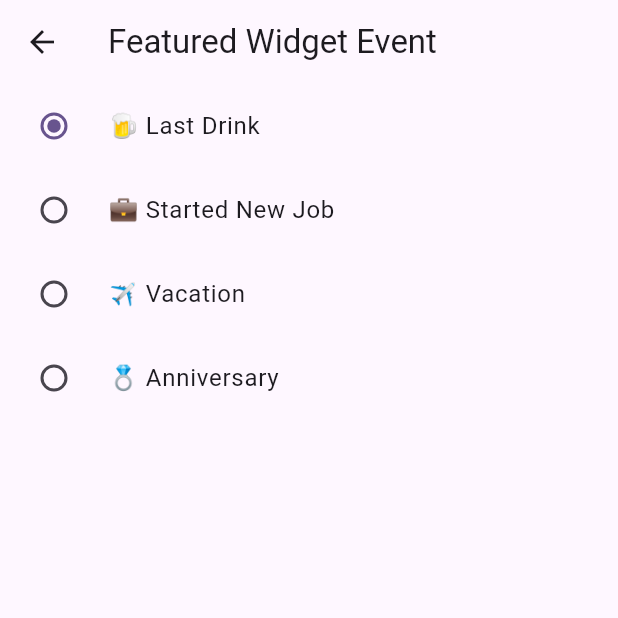
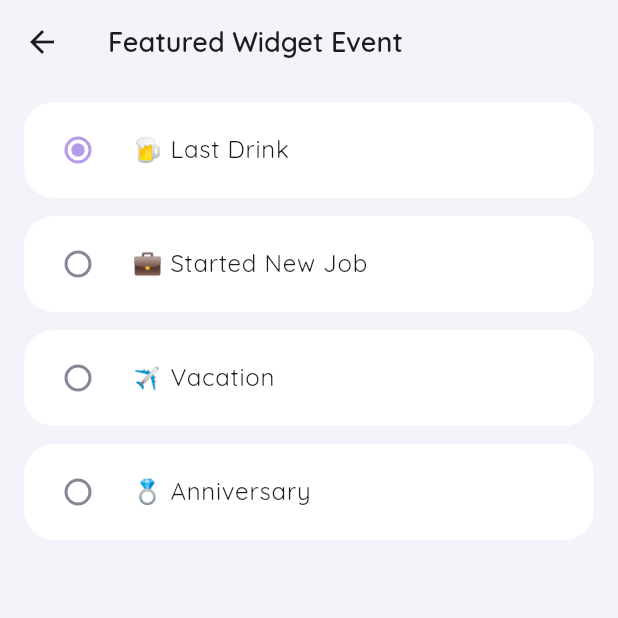
Before and after one commit to SeaOfLee/days_counter, a Flutter app: the screen it shows after launch, after a tap on the "now widgets" icon, on a phone screen of 412 x 824 dp, the top half of it. Run offline on Flutter 3.47's test engine with Material 3 defaults, Android fonts, the phone set to English and light mode, and no system bars; our stand-ins replace flutter_riverpod, google_fonts.

Commit message:
Design pass: lavender palette, Quicksand typography, mascot widget
Restyles the app and WidgetKit widget to match docs/dayward-widget-mockups.png
— new lib/theme/ design tokens replace the placeholder deepPurple seed,
EventCard becomes a pill row with cycling pastel tints, and the widget
gets matching colors, a divider + date line, and the mascot artwork.
The mascot is widget-only by design, not used anywhere in the Flutter app.

Confirmed via flutter test (35/35), flutter analyze, simulator light/dark
screenshots, and a build run on a physical iPhone.

Co-Authored-By: Claude Sonnet 5 <noreply@anthropic.com>

```diff
--- a/lib/app.dart
+++ b/lib/app.dart
@@ -1,6 +1,7 @@
 import 'package:flutter/material.dart';
 
 import 'screens/event_list_screen.dart';
+import 'theme/app_theme.dart';
 
 class App extends StatelessWidget {
   const App({super.key});
@@ -10,15 +11,8 @@ class App extends StatelessWidget {
     return MaterialApp(
       title: 'Dayward',
       debugShowCheckedModeBanner: false,
-      theme: ThemeData(
-        colorScheme: ColorScheme.fromSeed(seedColor: Colors.deepPurple),
-      ),
-      darkTheme: ThemeData(
-        colorScheme: ColorScheme.fromSeed(
-          seedColor: Colors.deepPurple,
-          brightness: Brightness.dark,
-        ),
-      ),
+      theme: AppTheme.light(),
+      darkTheme: AppTheme.dark(),
       themeMode: ThemeMode.system,
       home: const EventListScreen(),
     );
--- a/lib/screens/event_list_screen.dart
+++ b/lib/screens/event_list_screen.dart
@@ -3,6 +3,7 @@ import 'package:flutter_riverpod/flutter_riverpod.dart';
 
 import '../models/date_event.dart';
 import '../providers/events_provider.dart';
+import '../theme/app_colors.dart';
 import '../widgets/event_card.dart';
 import 'event_edit_screen.dart';
 import 'featured_event_screen.dart';
@@ -58,12 +59,15 @@ class EventListScreen extends ConsumerWidget {
         data: (events) => events.isEmpty
             ? const _EmptyState()
             : ListView.builder(
-                padding: const EdgeInsets.all(16),
+                padding: const EdgeInsets.symmetric(
+                  horizontal: 16,
+                  vertical: 12,
+                ),
                 itemCount: events.length,
                 itemBuilder: (context, index) {
                   final event = events[index];
                   return Padding(
-                    padding: const EdgeInsets.only(bottom: 16),
+                    padding: const EdgeInsets.only(bottom: 12),
                     child: EventCard(
                       event: event,
                       onTap: () => _editEvent(context, ref, event),
@@ -88,16 +92,26 @@ class _EmptyState extends StatelessWidget {
   @override
   Widget build(BuildContext context) {
     final colorScheme = Theme.of(context).colorScheme;
+    final isDark = Theme.of(context).brightness == Brightness.dark;
     return Center(
       child: Padding(
         padding: const EdgeInsets.all(32),
         child: Column(
           mainAxisSize: MainAxisSize.min,
           children: [
-            Icon(
-              Icons.calendar_today_outlined,
-              size: 48,
-              color: colorScheme.onSurfaceVariant,
+            Container(
+              width: 64,
+              height: 64,
+              decoration: BoxDecoration(
+                color: isDark ? AppColors.surfaceDark : AppColors.cardLavender,
+                shape: BoxShape.circle,
+              ),
+              alignment: Alignment.center,
+              child: Icon(
+                Icons.calendar_today_outlined,
+                size: 28,
+                color: AppColors.accent,
+              ),
             ),
             const SizedBox(height: 16),
             Text(
--- a/lib/screens/featured_event_screen.dart
+++ b/lib/screens/featured_event_screen.dart
@@ -32,9 +32,15 @@ class FeaturedEventScreen extends ConsumerWidget {
               }
             },
             child: ListView(
+              padding: const EdgeInsets.symmetric(horizontal: 16, vertical: 12),
               children: [
-                for (final event in events)
-                  RadioListTile<String>(value: event.id, title: Text(_eventLabel(event))),
+                for (final event in events) ...[
+                  RadioListTile<String>(
+                    value: event.id,
+                    title: Text(_eventLabel(event)),
+                  ),
+                  const SizedBox(height: 12),
+                ],
               ],
             ),
           );
--- /dev/null
+++ b/lib/theme/app_colors.dart
@@ -0,0 +1,37 @@
+import 'package:flutter/material.dart';
+
+/// Design tokens for the lavender/mascot visual identity
+/// (see docs/dayward-widget-mockups.png).
+class AppColors {
+  AppColors._();
+
+  // Light theme
+  static const background = Color(0xFFF5F2FA);
+  static const textPrimary = Color(0xFF1C1A22);
+  static const textMuted = Color(0xFF8B8696);
+  static const divider = Color(0xFFE4DFEE);
+
+  // Card tint palette, cycled per event (see EventCard).
+  static const cardCream = Color(0xFFFBFAF6);
+  static const cardLavender = Color(0xFFE3D9F3);
+  static const cardPeach = Color(0xFFFBE9D6);
+  static const cardPaleLavender = Color(0xFFF1EDFA);
+
+  static const cardTints = [
+    cardCream,
+    cardLavender,
+    cardPeach,
+    cardPaleLavender,
+  ];
+
+  // Derived accent for interactive elements (FAB, selected segment) —
+  // not present in the mockup, which shows no buttons.
+  static const accent = Color(0xFFB49CE8);
+
+  // Dark theme
+  static const backgroundDark = Color(0xFF161320);
+  static const surfaceDark = Color(0xFF1F1B2E);
+  static const textPrimaryDark = Color(0xFFF1EDFA);
+  static const textMutedDark = Color(0xFF8D86A3);
+  static const moonBadgeDark = Color(0xFF2C2740);
+}
--- /dev/null
+++ b/lib/theme/app_theme.dart
@@ -0,0 +1,170 @@
+import 'package:flutter/material.dart';
+import 'package:google_fonts/google_fonts.dart';
+
+import 'app_colors.dart';
+
+/// Builds the light/dark [ThemeData] for the app's lavender/mascot
+/// visual identity (see docs/dayward-widget-mockups.png).
+class AppTheme {
+  AppTheme._();
+
+  static const _cardRadius = 20.0;
+
+  static ThemeData light() {
+    final colorScheme = ColorScheme.fromSeed(
+      seedColor: AppColors.accent,
+    ).copyWith(
+      primary: AppColors.accent,
+      secondary: AppColors.cardLavender,
+      surface: Colors.white,
+      onSurface: AppColors.textPrimary,
+      onSurfaceVariant: AppColors.textMuted,
+    );
+
+    return _themeFrom(
+      colorScheme: colorScheme,
+      scaffoldBackground: AppColors.background,
+      cardColor: Colors.white,
+      foreground: AppColors.textPrimary,
+      muted: AppColors.textMuted,
+      inputFill: AppColors.cardPaleLavender,
+    );
+  }
+
+  static ThemeData dark() {
+    final colorScheme = ColorScheme.fromSeed(
+      seedColor: AppColors.accent,
+      brightness: Brightness.dark,
+    ).copyWith(
+      primary: AppColors.accent,
+      secondary: AppColors.surfaceDark,
+      surface: AppColors.surfaceDark,
+      onSurface: AppColors.textPrimaryDark,
+      onSurfaceVariant: AppColors.textMutedDark,
+    );
+
+    return _themeFrom(
+      colorScheme: colorScheme,
+      scaffoldBackground: AppColors.backgroundDark,
+      cardColor: AppColors.surfaceDark,
+      foreground: AppColors.textPrimaryDark,
+      muted: AppColors.textMutedDark,
+      inputFill: AppColors.moonBadgeDark,
+    );
+  }
+
+  static ThemeData _themeFrom({
+    required ColorScheme colorScheme,
+    required Color scaffoldBackground,
+    required Color cardColor,
+    required Color foreground,
+    required Color muted,
+    required Color inputFill,
+  }) {
+    final segmentedShape = RoundedRectangleBorder(
+      borderRadius: BorderRadius.circular(12),
+    );
+
+    final textTheme = GoogleFonts.quicksandTextTheme().copyWith(
+      displayMedium: GoogleFonts.quicksand(
+        fontSize: 32,
+        fontWeight: FontWeight.w700,
+        color: foreground,
+      ),
+      titleLarge: GoogleFonts.quicksand(
+        fontSize: 18,
+        fontWeight: FontWeight.w600,
+        color: foreground,
+      ),
+      titleMedium: GoogleFonts.quicksand(
+        fontSize: 15,
+        fontWeight: FontWeight.w500,
+        color: muted,
+      ),
+      bodyMedium: GoogleFonts.quicksand(
+        fontSize: 13,
+        fontWeight: FontWeight.w500,
+        color: muted,
+      ),
+    );
+
+    return ThemeData(
+      colorScheme: colorScheme,
+      scaffoldBackgroundColor: scaffoldBackground,
+      textTheme: textTheme,
+      cardTheme: CardThemeData(
+        color: cardColor,
+        elevation: 0,
+        shadowColor: Colors.transparent,
+        margin: EdgeInsets.zero,
+        shape: RoundedRectangleBorder(
+          borderRadius: BorderRadius.circular(_cardRadius),
+        ),
+      ),
+      appBarTheme: AppBarTheme(
+        backgroundColor: Colors.transparent,
+        foregroundColor: foreground,
+        elevation: 0,
+        scrolledUnderElevation: 0,
+        centerTitle: false,
+        titleTextStyle: textTheme.titleLarge,
+      ),
+      floatingActionButtonTheme: FloatingActionButtonThemeData(
+        backgroundColor: AppColors.accent,
+        foregroundColor: Colors.white,
+        shape: RoundedRectangleBorder(
+          borderRadius: BorderRadius.circular(20),
+        ),
+      ),
+      inputDecorationTheme: InputDecorationTheme(
+        filled: true,
+        fillColor: inputFill,
+        labelStyle: TextStyle(color: muted),
+        floatingLabelStyle: TextStyle(color: muted),
+        contentPadding: const EdgeInsets.symmetric(
+          horizontal: 16,
+          vertical: 16,
+        ),
+        border: OutlineInputBorder(
+          borderRadius: BorderRadius.circular(16),
+          borderSide: BorderSide.none,
+        ),
+        enabledBorder: OutlineInputBorder(
+          borderRadius: BorderRadius.circular(16),
+          borderSide: BorderSide.none,
+        ),
+        focusedBorder: OutlineInputBorder(
+          borderRadius: BorderRadius.circular(16),
+          borderSide: BorderSide(color: AppColors.accent, width: 2),
+        ),
+      ),
+      segmentedButtonTheme: SegmentedButtonThemeData(
+        style: ButtonStyle(
+          shape: WidgetStatePropertyAll(segmentedShape),
+          backgroundColor: WidgetStateProperty.resolveWith((states) {
+            return states.contains(WidgetState.selected)
+                ? AppColors.accent
+                : cardColor;
+          }),
+          foregroundColor: WidgetStateProperty.resolveWith((states) {
+            return states.contains(WidgetState.selected)
+                ? Colors.white
+                : muted;
+          }),
+        ),
+      ),
+      listTileTheme: ListTileThemeData(
+        iconColor: muted,
+        textColor: foreground,
+        tileColor: cardColor,
+        shape: RoundedRectangleBorder(
+          borderRadius: BorderRadius.circular(_cardRadius),
+        ),
+        contentPadding: const EdgeInsets.symmetric(
+          horizontal: 16,
+          vertical: 4,
+        ),
+      ),
+    );
+  }
+}
--- a/lib/widgets/event_card.dart
+++ b/lib/widgets/event_card.dart
@@ -1,6 +1,7 @@
 import 'package:flutter/material.dart';
 
 import '../models/date_event.dart';
+import '../theme/app_colors.dart';
 import '../utils/date_calculations.dart';
 
 class EventCard extends StatelessWidget {
@@ -9,38 +10,77 @@ class EventCard extends StatelessWidget {
   final DateEvent event;
   final VoidCallback? onTap;
 
+  Color _cardColor(BuildContext context) {
+    if (Theme.of(context).brightness == Brightness.dark) {
+      return AppColors.surfaceDark;
+    }
+    final tints = AppColors.cardTints;
+    return tints[event.id.hashCode.abs() % tints.length];
+  }
+
+  Color _badgeColor(BuildContext context) {
+    return Theme.of(context).brightness == Brightness.dark
+        ? AppColors.moonBadgeDark
+        : Colors.white;
+  }
+
   @override
   Widget build(BuildContext context) {
+    final textTheme = Theme.of(context).textTheme;
     final days = event.direction == CountDirection.since
         ? daysSince(event.date)
         : daysUntil(event.date);
-    final directionLabel = event.direction == CountDirection.since
-        ? 'Since ${formatDate(event.date)}'
-        : 'Until ${formatDate(event.date)}';
-    final title = event.emoji == null
-        ? event.title
-        : '${event.emoji} ${event.title}';
+    final unitLabel = days == 1 ? 'day' : 'days';
 
     return Card(
+      color: _cardColor(context),
       clipBehavior: Clip.antiAlias,
       child: InkWell(
         onTap: onTap,
         child: Padding(
-          padding: const EdgeInsets.all(24),
-          child: Column(
-            mainAxisSize: MainAxisSize.min,
+          padding: const EdgeInsets.symmetric(horizontal: 16, vertical: 14),
+          child: Row(
+            crossAxisAlignment: CrossAxisAlignment.center,
             children: [
-              Text(title, style: Theme.of(context).textTheme.titleLarge),
-              const SizedBox(height: 16),
-              Text(
-                formatDayCount(days),
-                style: Theme.of(context).textTheme.displayMedium,
+              Container(
+                width: 44,
+                height: 44,
+                decoration: BoxDecoration(
+                  color: _badgeColor(context),
+                  shape: BoxShape.circle,
+                ),
+                alignment: Alignment.center,
+                child: event.emoji == null
+                    ? Icon(
+                        Icons.calendar_today_outlined,
+                        size: 20,
+                        color: textTheme.bodyMedium?.color,
+                      )
+                    : Text(event.emoji!, style: const TextStyle(fontSize: 20)),
               ),
-              Text('days', style: Theme.of(context).textTheme.titleMedium),
-              const SizedBox(height: 8),
-              Text(
-                directionLabel,
-                style: Theme.of(context).textTheme.bodyMedium,
+              const SizedBox(width: 12),
+              Expanded(
+                child: Column(
+                  crossAxisAlignment: CrossAxisAlignment.start,
+                  mainAxisSize: MainAxisSize.min,
+                  children: [
+                    Text(
+                      event.title,
+                      style: textTheme.titleLarge,
+                      overflow: TextOverflow.ellipsis,
+                    ),
+                    const SizedBox(height: 2),
+                    Row(
+                      crossAxisAlignment: CrossAxisAlignment.baseline,
+                      textBaseline: TextBaseline.alphabetic,
+                      children: [
+                        Text(formatDayCount(days), style: textTheme.displayMedium),
+                        const SizedBox(width: 6),
+                        Text(unitLabel, style: textTheme.titleMedium),
+                      ],
+                    ),
+                  ],
+                ),
               ),
             ],
           ),
--- a/pubspec.yaml
+++ b/pubspec.yaml
@@ -36,6 +36,7 @@ dependencies:
   cupertino_icons: ^1.0.8
   path_provider: ^2.1.6
   flutter_riverpod: ^2.6.1
+  google_fonts: ^8.2.1
 
 dev_dependencies:
   flutter_test:
```
Also changed, not shown: docs/dayward-widget-mockups.png (added), pubspec.lock, 8 other files.
